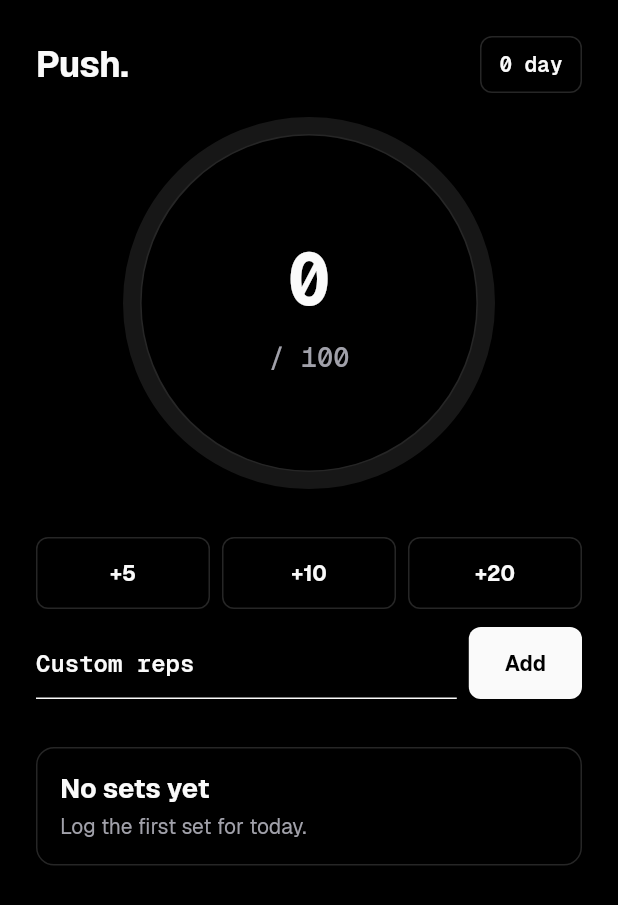
After one commit to RellG/push., a Flutter app: the HomeScreen screen opened by its route, after a tap on "Add", on a phone screen of 412 x 824 dp. The commit adds this screen. Shown: the top 905 px of the screen. Run offline on Flutter 3.47's test engine with Material 3 defaults, Android fonts, the phone set to English and light mode, and no system bars; our stand-ins replace flutter_riverpod, go_router, isar, shared_preferences; accounts and stored records are empty; generated files the repository leaves out were written again.

Commit message:
feat: build home progress logging

```diff
--- a/lib/app/router.dart
+++ b/lib/app/router.dart
@@ -1,7 +1,7 @@
 import 'package:flutter/material.dart';
 import 'package:flutter_riverpod/flutter_riverpod.dart';
 import 'package:go_router/go_router.dart';
-import 'package:push_app/features/home/home_placeholder_screen.dart';
+import 'package:push_app/features/home/home_screen.dart';
 import 'package:push_app/features/onboarding/onboarding_screen.dart';
 import 'package:push_app/providers/app_providers.dart';
 
@@ -41,7 +41,7 @@ final routerProvider = Provider<GoRouter>((ref) {
         path: AppRoutes.home,
         pageBuilder: (context, state) => _fadePage(
           state: state,
-          child: const HomePlaceholderScreen(),
+          child: const HomeScreen(),
         ),
       ),
     ],
--- a/lib/features/home/home_placeholder_screen.dart
+++ /dev/null
@@ -1,22 +0,0 @@
-import 'package:flutter/material.dart';
-
-class HomePlaceholderScreen extends StatelessWidget {
-  const HomePlaceholderScreen({super.key});
-
-  @override
-  Widget build(BuildContext context) {
-    final textTheme = Theme.of(context).textTheme;
-
-    return Scaffold(
-      body: SafeArea(
-        child: Padding(
-          padding: const EdgeInsets.all(24),
-          child: Align(
-            alignment: Alignment.topLeft,
-            child: Text('Push.', style: textTheme.displaySmall),
-          ),
-        ),
-      ),
-    );
-  }
-}
--- /dev/null
+++ b/lib/features/home/home_screen.dart
@@ -0,0 +1,264 @@
+import 'package:flutter/material.dart';
+import 'package:flutter_riverpod/flutter_riverpod.dart';
+import 'package:push_app/app/theme/colors.dart';
+import 'package:push_app/app/theme/typography.dart';
+import 'package:push_app/data/db/entities/day_log.dart';
+import 'package:push_app/data/db/entities/pushup_set.dart';
+import 'package:push_app/presentation/widgets/progress_ring.dart';
+import 'package:push_app/presentation/widgets/quick_add_row.dart';
+import 'package:push_app/providers/app_providers.dart';
+
+class HomeScreen extends ConsumerWidget {
+  const HomeScreen({super.key});
+
+  @override
+  Widget build(BuildContext context, WidgetRef ref) {
+    final profile = ref.watch(profileProvider);
+    final today = ref.watch(todayProvider);
+    final sets = ref.watch(todaySetsProvider);
+    final streak = ref.watch(streakProvider);
+
+    final goal = profile.maybeWhen(
+      data: (value) => value?.currentGoal,
+      orElse: () => null,
+    );
+
+    return Scaffold(
+      body: SafeArea(
+        child: Center(
+          child: ConstrainedBox(
+            constraints: const BoxConstraints(maxWidth: 600),
+            child: RefreshIndicator(
+              onRefresh: () async {
+                ref
+                  ..invalidate(todayProvider)
+                  ..invalidate(todaySetsProvider)
+                  ..invalidate(streakProvider);
+              },
+              child: CustomScrollView(
+                physics: const AlwaysScrollableScrollPhysics(),
+                slivers: [
+                  SliverToBoxAdapter(
+                    child: Padding(
+                      padding: const EdgeInsets.fromLTRB(24, 24, 24, 16),
+                      child: _HomeHeader(streak: streak),
+                    ),
+                  ),
+                  SliverToBoxAdapter(
+                    child: Padding(
+                      padding: const EdgeInsets.symmetric(horizontal: 24),
+                      child: today.when(
+                        data: (day) => _ProgressSection(
+                          day: day,
+                          goal: day?.goal ?? goal ?? 100,
+                        ),
+                        error: (error, stackTrace) => _MessageState(
+                          title: 'Unable to load today',
+                          detail: error.toString(),
+                        ),
+                        loading: () => const _LoadingBlock(height: 248),
+                      ),
+                    ),
+                  ),
+                  SliverToBoxAdapter(
+                    child: Padding(
+                      padding: const EdgeInsets.fromLTRB(24, 32, 24, 8),
+                      child: QuickAddRow(
+                        onAdd: (reps) => ref.read(logSetProvider)(reps: reps),
+                      ),
+                    ),
+                  ),
+                  SliverPadding(
+                    padding: const EdgeInsets.fromLTRB(24, 24, 24, 32),
+                    sliver: sets.when(
+                      data: (value) => _SetsList(sets: value),
+                      error: (error, stackTrace) => SliverToBoxAdapter(
+                        child: _MessageState(
+                          title: 'Unable to load sets',
+                          detail: error.toString(),
+                        ),
+                      ),
+                      loading: () => const SliverToBoxAdapter(
+                        child: _LoadingBlock(height: 160),
+                      ),
+                    ),
+                  ),
+                ],
+              ),
+            ),
+          ),
+        ),
+      ),
+    );
+  }
+}
+
+class _HomeHeader extends StatelessWidget {
+  const _HomeHeader({required this.streak});
+
+  final AsyncValue<int> streak;
+
+  @override
+  Widget build(BuildContext context) {
+    final colors = context.colors;
+    final textTheme = Theme.of(context).textTheme;
+
+    return Row(
+      children: [
+        Expanded(child: Text('Push.', style: textTheme.headlineMedium)),
+        Container(
+          padding: const EdgeInsets.symmetric(horizontal: 12, vertical: 8),
+          decoration: BoxDecoration(
+            border: Border.all(color: colors.border),
+            borderRadius: BorderRadius.circular(8),
+          ),
+          child: Text(
+            streak.when(
+              data: (value) => '$value day',
+              error: (error, stackTrace) => '0 day',
+              loading: () => '-- day',
+            ),
+            style: PushTypography.monoNumber(
+              color: colors.textPrimary,
+              fontSize: 14,
+              fontWeight: FontWeight.w600,
+            ),
+          ),
+        ),
+      ],
+    );
+  }
+}
+
+class _ProgressSection extends StatelessWidget {
+  const _ProgressSection({
+    required this.day,
+    required this.goal,
+  });
+
+  final DayLog? day;
+  final int goal;
+
+  @override
+  Widget build(BuildContext context) {
+    return Center(
+      child: ProgressRing(
+        current: day?.totalReps ?? 0,
+        goal: goal,
+      ),
+    );
+  }
+}
+
+class _SetsList extends StatelessWidget {
+  const _SetsList({required this.sets});
+
+  final List<PushupSet> sets;
+
+  @override
+  Widget build(BuildContext context) {
+    final colors = context.colors;
+    final textTheme = Theme.of(context).textTheme;
+
+    if (sets.isEmpty) {
+      return const SliverToBoxAdapter(
+        child: _MessageState(
+          title: 'No sets yet',
+          detail: 'Log the first set for today.',
+        ),
+      );
+    }
+
+    return SliverList.separated(
+      itemCount: sets.length,
+      separatorBuilder: (context, index) => const SizedBox(height: 8),
+      itemBuilder: (context, index) {
+        final set = sets[index];
+        final time = TimeOfDay.fromDateTime(set.loggedAt).format(context);
+
+        return DecoratedBox(
+          decoration: BoxDecoration(
+            color: colors.surface,
+            border: Border.all(color: colors.border),
+            borderRadius: BorderRadius.circular(12),
+          ),
+          child: Padding(
+            padding: const EdgeInsets.all(16),
+            child: Row(
+              children: [
+                Expanded(
+                  child: Text(
+                    time,
+                    style: textTheme.bodyMedium?.copyWith(
+                      color: colors.textMuted,
+                    ),
+                  ),
+                ),
+                Text(
+                  set.reps.toString(),
+                  style: PushTypography.monoNumber(
+                    color: colors.textPrimary,
+                    fontSize: 20,
+                  ),
+                ),
+              ],
+            ),
+          ),
+        );
+      },
+    );
+  }
+}
+
+class _LoadingBlock extends StatelessWidget {
+  const _LoadingBlock({required this.height});
+
+  final double height;
+
+  @override
+  Widget build(BuildContext context) {
+    return SizedBox(
+      height: height,
+      child: const Center(
+        child: CircularProgressIndicator(strokeWidth: 2),
+      ),
+    );
+  }
+}
+
+class _MessageState extends StatelessWidget {
+  const _MessageState({
+    required this.title,
+    required this.detail,
+  });
+
+  final String title;
+  final String detail;
+
+  @override
+  Widget build(BuildContext context) {
+    final colors = context.colors;
+    final textTheme = Theme.of(context).textTheme;
+
+    return DecoratedBox(
+      decoration: BoxDecoration(
+        border: Border.all(color: colors.border),
+        borderRadius: BorderRadius.circular(12),
+      ),
+      child: Padding(
+        padding: const EdgeInsets.all(16),
+        child: Column(
+          crossAxisAlignment: CrossAxisAlignment.start,
+          children: [
+            Text(title, style: textTheme.titleLarge),
+            const SizedBox(height: 4),
+            Text(
+              detail,
+              style: textTheme.bodyMedium?.copyWith(color: colors.textMuted),
+            ),
+          ],
+        ),
+      ),
+    );
+  }
+}
--- /dev/null
+++ b/lib/presentation/widgets/progress_ring.dart
@@ -0,0 +1,133 @@
+import 'dart:math' as math;
+
+import 'package:flutter/material.dart';
+import 'package:push_app/app/theme/colors.dart';
+import 'package:push_app/app/theme/motion.dart';
+import 'package:push_app/app/theme/typography.dart';
+
+class ProgressRing extends StatelessWidget {
+  const ProgressRing({
+    required this.current,
+    required this.goal,
+    super.key,
+    this.size = 248,
+  });
+
+  final int current;
+  final int goal;
+  final double size;
+
+  @override
+  Widget build(BuildContext context) {
+    final colors = context.colors;
+    final progress = goal <= 0 ? 0.0 : (current / goal).clamp(0.0, 1.0);
+
+    return Semantics(
+      label: 'Daily pushup progress',
+      value: '$current of $goal',
+      child: TweenAnimationBuilder<double>(
+        tween: Tween<double>(end: progress),
+        duration: PushMotion.progress,
+        curve: PushMotion.defaultCurve,
+        builder: (context, animatedProgress, child) {
+          return SizedBox.square(
+            dimension: size,
+            child: CustomPaint(
+              painter: _ProgressRingPainter(
+                progress: animatedProgress,
+                trackColor: colors.surfaceAlt,
+                progressColor: colors.textPrimary,
+                borderColor: colors.border,
+              ),
+              child: Center(
+                child: Column(
+                  mainAxisSize: MainAxisSize.min,
+                  children: [
+                    TweenAnimationBuilder<double>(
+                      tween: Tween<double>(end: current.toDouble()),
+                      duration: PushMotion.counter,
+                      curve: PushMotion.defaultCurve,
+                      builder: (context, value, child) {
+                        return Text(
+                          value.round().toString(),
+                          style: PushTypography.monoNumber(
+                            color: colors.textPrimary,
+                            fontSize: 48,
+                          ),
+                        );
+                      },
+                    ),
+                    const SizedBox(height: 4),
+                    Text(
+                      '/ $goal',
+                      style: PushTypography.monoNumber(
+                        color: colors.textMuted,
+                        fontSize: 18,
+                        fontWeight: FontWeight.w500,
+                      ),
+                    ),
+                  ],
+                ),
+              ),
+            ),
+          );
+        },
+      ),
+    );
+  }
+}
+
+class _ProgressRingPainter extends CustomPainter {
+  const _ProgressRingPainter({
+    required this.progress,
+    required this.trackColor,
+    required this.progressColor,
+    required this.borderColor,
+  });
+
+  final double progress;
+  final Color trackColor;
+  final Color progressColor;
+  final Color borderColor;
+
+  @override
+  void paint(Canvas canvas, Size size) {
+    final strokeWidth = math.max<double>(10, size.width * 0.048);
+    final rect =
+        Offset(strokeWidth / 2, strokeWidth / 2) &
+        Size(size.width - strokeWidth, size.height - strokeWidth);
+    final trackPaint = Paint()
+      ..color = trackColor
+      ..style = PaintingStyle.stroke
+      ..strokeCap = StrokeCap.round
+      ..strokeWidth = strokeWidth;
+    final borderPaint = Paint()
+      ..color = borderColor
+      ..style = PaintingStyle.stroke
+      ..strokeWidth = 1;
+    final progressPaint = Paint()
+      ..color = progressColor
+      ..style = PaintingStyle.stroke
+      ..strokeCap = StrokeCap.round
+      ..strokeWidth = strokeWidth;
+
+    canvas
+      ..drawOval(rect, trackPaint)
+      ..drawOval(rect.deflate(strokeWidth / 2), borderPaint)
+      ..drawArc(
+        rect,
+        -math.pi / 2,
+        math.pi * 2 * progress,
+        false,
+        progressPaint,
+      );
+  }
+
+  @override
+  bool shouldRepaint(covariant _ProgressRingPainter oldDelegate) {
+    return progress != oldDelegate.progress ||
+        trackColor != oldDelegate.trackColor ||
+        progressColor != oldDelegate.progressColor ||
+        borderColor != oldDelegate.borderColor;
+  }
+}
--- /dev/null
+++ b/lib/presentation/widgets/quick_add_row.dart
@@ -0,0 +1,129 @@
+import 'dart:async';
+
+import 'package:flutter/material.dart';
+import 'package:flutter/services.dart';
+import 'package:push_app/app/theme/colors.dart';
+import 'package:push_app/app/theme/motion.dart';
+import 'package:push_app/app/theme/typography.dart';
+
+class QuickAddRow extends StatefulWidget {
+  const QuickAddRow({
+    required this.onAdd,
+    super.key,
+  });
+
+  final Future<void> Function(int reps) onAdd;
+
+  @override
+  State<QuickAddRow> createState() => _QuickAddRowState();
+}
+
+class _QuickAddRowState extends State<QuickAddRow> {
+  final _customController = TextEditingController();
+  int? _activeReps;
+
+  @override
+  void dispose() {
+    _customController.dispose();
+    super.dispose();
+  }
+
+  @override
+  Widget build(BuildContext context) {
+    final colors = context.colors;
+
+    return Column(
+      crossAxisAlignment: CrossAxisAlignment.stretch,
+      children: [
+        Row(
+          children: [
+            for (final reps in const [5, 10, 20]) ...[
+              Expanded(
+                child: _QuickAddButton(
+                  reps: reps,
+                  isActive: _activeReps == reps,
+                  onPressed: () => _add(reps),
+                ),
+              ),
+              if (reps != 20) const SizedBox(width: 8),
+            ],
+          ],
+        ),
+        const SizedBox(height: 12),
+        Row(
+          children: [
+            Expanded(
+              child: TextField(
+                controller: _customController,
+                keyboardType: TextInputType.number,
+                inputFormatters: [FilteringTextInputFormatter.digitsOnly],
+                style: PushTypography.monoNumber(
+                  color: colors.textPrimary,
+                  fontSize: 16,
+                  fontWeight: FontWeight.w600,
+                ),
+                decoration: const InputDecoration(
+                  hintText: 'Custom reps',
+                ),
+                onSubmitted: (_) => _addCustom(),
+              ),
+            ),
+            const SizedBox(width: 8),
+            SizedBox(
+              height: 48,
+              child: ElevatedButton(
+                onPressed: _addCustom,
+                child: const Text('Add'),
+              ),
+            ),
+          ],
+        ),
+      ],
+    );
+  }
+
+  Future<void> _add(int reps) async {
+    setState(() => _activeReps = reps);
+    unawaited(HapticFeedback.lightImpact());
+    await widget.onAdd(reps);
+    await Future<void>.delayed(PushMotion.fast);
+    if (mounted) {
+      setState(() => _activeReps = null);
+    }
+  }
+
+  Future<void> _addCustom() async {
+    final reps = int.tryParse(_customController.text);
+    if (reps == null || reps <= 0) {
+      return;
+    }
+
+    _customController.clear();
+    await _add(reps);
+  }
+}
+
+class _QuickAddButton extends StatelessWidget {
+  const _QuickAddButton({
+    required this.reps,
+    required this.isActive,
+    required this.onPressed,
+  });
+
+  final int reps;
+  final bool isActive;
+  final VoidCallback onPressed;
+
+  @override
+  Widget build(BuildContext context) {
+    return AnimatedScale(
+      scale: isActive ? PushMotion.pressedScale : 1,
+      duration: PushMotion.fast,
+      curve: PushMotion.defaultCurve,
+      child: OutlinedButton(
+        onPressed: onPressed,
+        child: Text('+$reps'),
+      ),
+    );
+  }
+}
--- a/lib/providers/app_providers.dart
+++ b/lib/providers/app_providers.dart
@@ -101,6 +101,42 @@ final todayProvider = StreamProvider<DayLog?>((ref) async* {
   yield* repository.watchByDate(date);
 });
 
+final todaySetsProvider = FutureProvider<List<PushupSet>>((ref) async {
+  final day = await ref.watch(todayProvider.future);
+  if (day == null) {
+    return <PushupSet>[];
+  }
+
+  final repository = await ref.watch(setRepositoryProvider.future);
+  return repository.findSetsForDay(day);
+});
+
+typedef LogSet =
+    Future<void> Function({
+      required int reps,
+      String? note,
+    });
+
+final logSetProvider = Provider<LogSet>((ref) {
+  return ({required int reps, String? note}) async {
+    final profileRepository = await ref.read(profileRepositoryProvider.future);
+    final setRepository = await ref.read(setRepositoryProvider.future);
+    final profile = await profileRepository.getProfile();
+
+    await setRepository.addSet(
+      reps: reps,
+      loggedAt: ref.read(clockProvider)(),
+      dailyGoal: profile?.currentGoal ?? 100,
+      note: note,
+    );
+    ref
+      ..invalidate(todayProvider)
+      ..invalidate(todaySetsProvider)
+      ..invalidate(allDaysProvider)
+      ..invalidate(allSetsProvider);
+  };
+});
+
 final allDaysProvider = StreamProvider<List<DayLog>>((ref) async* {
   final isar = await ref.watch(isarProvider.future);
   yield* isar.dayLogs.where().watch(fireImmediately: true);
```
Also changed, not shown: 2 other files.
